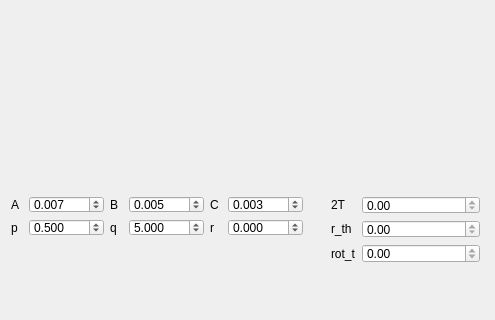
Qt form DzhanibekovEffectGraph/DEG.ui (sergeivolodin/Impact) before a commit; both pictures show x 0 to 495 and y 212 to 532 of the 779 by 532 pixel window.
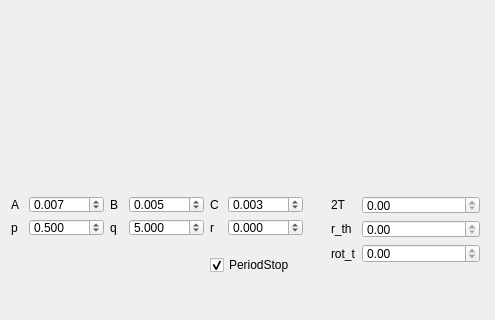
The same form after that commit. Custom widgets are drawn as their Qt base class.

Commit message: DEG: stop button

What changed in the file:
```diff
--- a/DzhanibekovEffectGraph/DEG.ui
+++ b/DzhanibekovEffectGraph/DEG.ui
@@ -352,6 +352,25 @@
      </item>
     </layout>
    </widget>
+   <widget class="QCheckBox" name="PeriodStop">
+    <property name="geometry">
+     <rect>
+      <x>210</x>
+      <y>450</y>
+      <width>91</width>
+      <height>20</height>
+     </rect>
+    </property>
+    <property name="text">
+     <string>PeriodStop</string>
+    </property>
+    <property name="checked">
+     <bool>true</bool>
+    </property>
+    <property name="tristate">
+     <bool>false</bool>
+    </property>
+   </widget>
   </widget>
   <widget class="QMenuBar" name="menuBar">
    <property name="geometry">
```
The commit also changes 1 other file.
